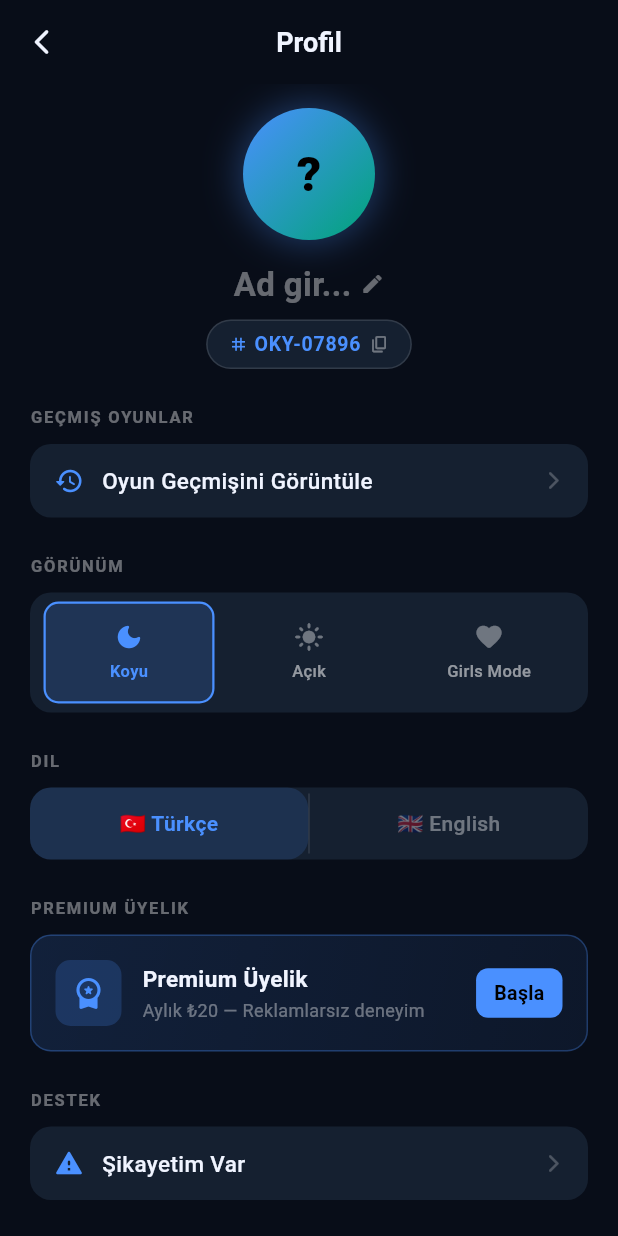
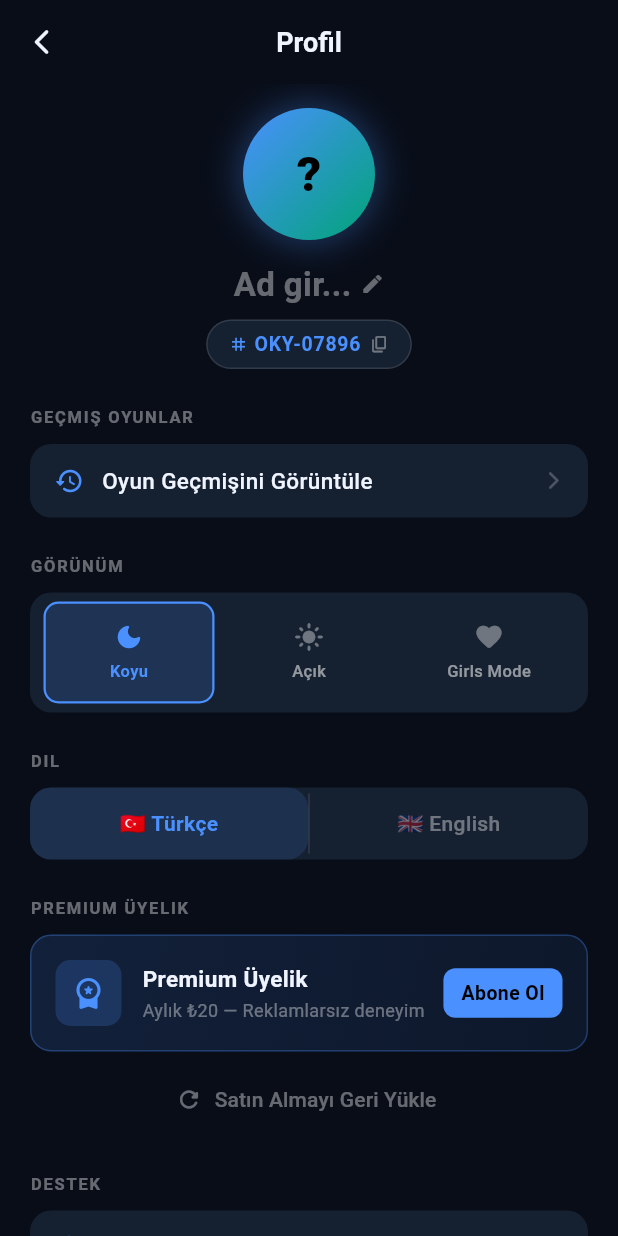
Before and after one commit to not4meer/okeymatik, a Flutter app: the ProfileScreen screen opened directly, on a phone screen of 412 x 824 dp. Run offline on Flutter 3.47's test engine with Material 3 defaults, Android fonts, the phone set to English and light mode, and no system bars; our stand-ins replace connectivity_plus, firebase_analytics, firebase_core, firebase_crashlytics, firebase_database, flutter_riverpod and 6 more; missing offline and left inert: unity_ads_plugin; accounts and stored records are empty; network calls fail.

Commit message:
Hakem AI Gemini'ye geçildi + Premium IAP entegre + lint temizliği
- chat_service: Groq → Google Gemini 2.5 Flash (x-goog-api-key)
- in_app_purchase eklendi, IapService yazıldı
- premium_provider gerçek IAP flow ile yeniden yazıldı (buy, restore, purchaseStream)
- profile_screen: satın alma dialog + Restore Purchases butonu
- Android manifest: BILLING permission
- Privacy/terms Gemini + Unity Ads olarak güncellendi
- 30 lint issue → 0 (unused import/field/param + prefer_const)

```diff
--- a/okey_skor/lib/core/strings.dart
+++ b/okey_skor/lib/core/strings.dart
@@ -29,6 +29,11 @@ class AppStrings {
   final String premiumTitle;
   final String premiumSubtitle;
   final String premiumCta;
+  final String premiumRestore;
+  final String premiumActivatedMsg;
+  final String premiumRestoredMsg;
+  final String iapUnavailableMsg;
+  final String iapErrorMsg;
   final String nameHint;
   final String idCopied;
 
@@ -163,6 +168,11 @@ class AppStrings {
     required this.premiumTitle,
     required this.premiumSubtitle,
     required this.premiumCta,
+    required this.premiumRestore,
+    required this.premiumActivatedMsg,
+    required this.premiumRestoredMsg,
+    required this.iapUnavailableMsg,
+    required this.iapErrorMsg,
     required this.nameHint,
     required this.idCopied,
     required this.endGame,
@@ -296,7 +306,12 @@ class AppStrings {
     language: 'Dil',
     premiumTitle: 'Premium Üyelik',
     premiumSubtitle: 'Aylık ₺20 — Reklamlarsız deneyim',
-    premiumCta: 'Başla',
+    premiumCta: 'Abone Ol',
+    premiumRestore: 'Satın Almayı Geri Yükle',
+    premiumActivatedMsg: 'Premium aktif! Reklamlar kaldırıldı.',
+    premiumRestoredMsg: 'Satın alma geri yüklendi.',
+    iapUnavailableMsg: 'Satın alma şu anda kullanılamıyor.',
+    iapErrorMsg: 'Bir sorun oluştu, lütfen tekrar deneyin.',
     nameHint: 'Ad gir...',
     idCopied: 'ID kopyalandı',
     endGame: 'Bitir',
@@ -442,7 +457,12 @@ class AppStrings {
     language: 'Language',
     premiumTitle: 'Premium Membership',
     premiumSubtitle: '₺20 / month — Ad-free experience',
-    premiumCta: 'Start',
+    premiumCta: 'Subscribe',
+    premiumRestore: 'Restore Purchase',
+    premiumActivatedMsg: 'Premium activated! Ads removed.',
+    premiumRestoredMsg: 'Purchase restored.',
+    iapUnavailableMsg: 'Purchases unavailable right now.',
+    iapErrorMsg: 'Something went wrong, please try again.',
     nameHint: 'Enter name...',
     idCopied: 'ID copied',
     endGame: 'End',
--- a/okey_skor/lib/providers/live_provider.dart
+++ b/okey_skor/lib/providers/live_provider.dart
@@ -3,7 +3,6 @@ import 'dart:math';
 
 import 'package:firebase_core/firebase_core.dart';
 import 'package:firebase_database/firebase_database.dart';
-import 'package:flutter/foundation.dart';
 import 'package:flutter_riverpod/flutter_riverpod.dart';
 
 import '../models/game_session.dart';
@@ -56,9 +55,6 @@ class LiveRoomNotifier extends StateNotifier<LiveState> {
 
   DatabaseReference? _roomRef;
   StreamSubscription<DatabaseEvent>? _sub;
-
-  static const _dbUrl =
-      'https://okeymatik-1d379-default-rtdb.europe-west1.firebasedatabase.app';
 
   bool get _firebaseReady => Firebase.apps.isNotEmpty;
 
--- a/okey_skor/lib/screens/profile_screen.dart
+++ b/okey_skor/lib/screens/profile_screen.dart
@@ -3,6 +3,7 @@ import 'package:flutter/material.dart';
 import 'package:flutter/services.dart';
 import 'package:flutter_riverpod/flutter_riverpod.dart';
 import 'package:url_launcher/url_launcher.dart';
+import '../core/strings.dart';
 import '../core/theme.dart';
 import '../providers/premium_provider.dart';
 import '../providers/settings_provider.dart';
@@ -36,6 +37,46 @@ class _ProfileScreenState extends ConsumerState<ProfileScreen> {
   void _saveName() {
     ref.read(settingsProvider.notifier).setUsername(_nameCtrl.text);
     setState(() => _editingName = false);
+  }
+
+  String _premiumSubtitleText(WidgetRef ref, AppStrings s) {
+    final product = ref.read(premiumProvider.notifier).product;
+    if (product == null) return s.premiumSubtitle;
+    return '${product.price} — ${s.premiumSubtitle.split('—').last.trim()}';
+  }
+
+  Future<void> _handleBuyPremium(BuildContext context, WidgetRef ref, AppStrings s) async {
+    AnalyticsService.logPremiumTapped();
+    final notifier = ref.read(premiumProvider.notifier);
+    if (!notifier.iapAvailable) {
+      _showSnack(context, s.iapUnavailableMsg);
+      return;
+    }
+    final ok = await notifier.buyMonthly();
+    if (!ok && context.mounted) {
+      _showSnack(context, s.iapErrorMsg);
+    }
+  }
+
+  Future<void> _handleRestore(BuildContext context, WidgetRef ref, AppStrings s) async {
+    final notifier = ref.read(premiumProvider.notifier);
+    if (!notifier.iapAvailable) {
+      _showSnack(context, s.iapUnavailableMsg);
+      return;
+    }
+    await notifier.restore();
+    if (context.mounted) {
+      _showSnack(context, ref.read(premiumProvider) ? s.premiumRestoredMsg : s.iapErrorMsg);
+    }
+  }
+
+  void _showSnack(BuildContext context, String message) {
+    ScaffoldMessenger.of(context).showSnackBar(
+      SnackBar(
+        content: Text(message),
+        behavior: SnackBarBehavior.floating,
+      ),
+    );
   }
 
   @override
@@ -109,22 +150,20 @@ class _ProfileScreenState extends ConsumerState<ProfileScreen> {
           const SizedBox(height: 10),
           _PremiumTile(
             title: s.premiumTitle,
-            subtitle: s.premiumSubtitle,
+            subtitle: _premiumSubtitleText(ref, s),
             cta: s.premiumCta,
             isPremium: ref.watch(premiumProvider),
-            onTap: () async {
-              AnalyticsService.logPremiumTapped();
-              await ref.read(premiumProvider.notifier).activate();
-              if (context.mounted) {
-                ScaffoldMessenger.of(context).showSnackBar(
-                  const SnackBar(
-                    content: Text('Premium aktif! Reklamlar kaldırıldı.'),
-                    behavior: SnackBarBehavior.floating,
-                  ),
-                );
-              }
-            },
+            onTap: () => _handleBuyPremium(context, ref, s),
           ),
+          if (!ref.watch(premiumProvider)) ...[
+            const SizedBox(height: 8),
+            TextButton.icon(
+              onPressed: () => _handleRestore(context, ref, s),
+              icon: const Icon(Icons.refresh_rounded, size: 18),
+              label: Text(s.premiumRestore),
+              style: TextButton.styleFrom(foregroundColor: context.appHint),
+            ),
+          ],
           const SizedBox(height: 24),
 
           _SectionHeader(s.complaintSection),
@@ -375,13 +414,11 @@ class _SettingsTile extends StatelessWidget {
   final IconData icon;
   final String label;
   final VoidCallback? onTap;
-  final Widget? trailing;
 
   const _SettingsTile({
     required this.icon,
     required this.label,
     this.onTap,
-    this.trailing,
   });
 
   @override
@@ -408,9 +445,8 @@ class _SettingsTile extends StatelessWidget {
                   ),
                 ),
               ),
-              trailing ??
-                  Icon(Icons.arrow_forward_ios_rounded,
-                      size: 14, color: context.appDim),
+              Icon(Icons.arrow_forward_ios_rounded,
+                  size: 14, color: context.appDim),
             ],
           ),
         ),
--- a/okey_skor/lib/services/ads_initializer_mobile.dart
+++ b/okey_skor/lib/services/ads_initializer_mobile.dart
@@ -17,7 +17,7 @@ class AdsInitializer {
     }
 
     // Debug/development'ta test mode aktif, release'de kapalı
-    final testMode = kDebugMode || AppConfig.unityTestMode;
+    const testMode = kDebugMode || AppConfig.unityTestMode;
 
     await UnityAds.init(
       gameId: gameId,
--- a/okey_skor/pubspec.yaml
+++ b/okey_skor/pubspec.yaml
@@ -23,6 +23,7 @@ dependencies:
   firebase_crashlytics: ^4.1.3
   firebase_analytics: ^11.3.0
   in_app_review: ^2.0.9
+  in_app_purchase: ^3.2.0
   connectivity_plus: ^6.1.1
 
 dev_dependencies:
```
Also changed, not shown: okey_skor/lib/providers/premium_provider.dart (+34 -7 lines), okey_skor/lib/screens/chat_screen.dart (+4 -4 lines), okey_skor/lib/screens/history_screen.dart (+10 -10 lines), okey_skor/lib/screens/score_screen.dart (+14 -14 lines), okey_skor/lib/services/chat_service.dart (+33 -16 lines), okey_skor/lib/services/iap_service.dart (added, +105 -0 lines), okey_skor/pubspec.lock, 6 other files.
